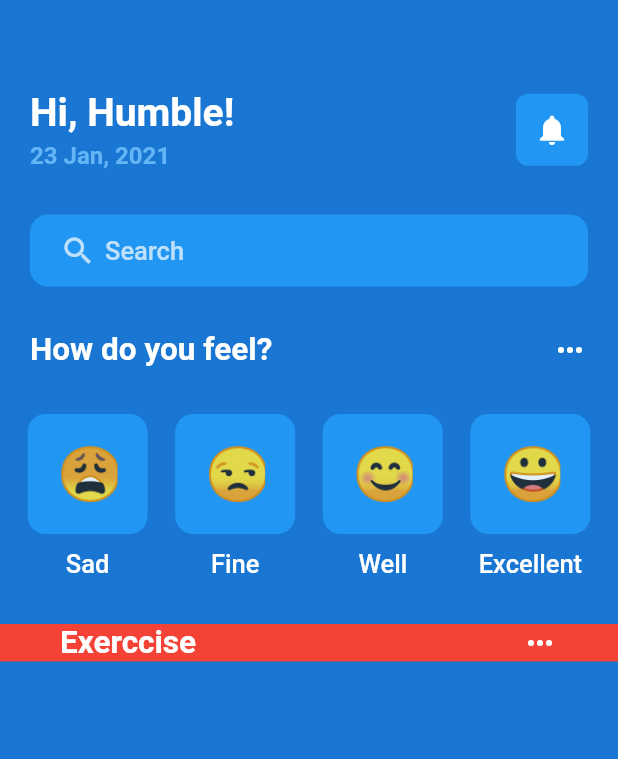
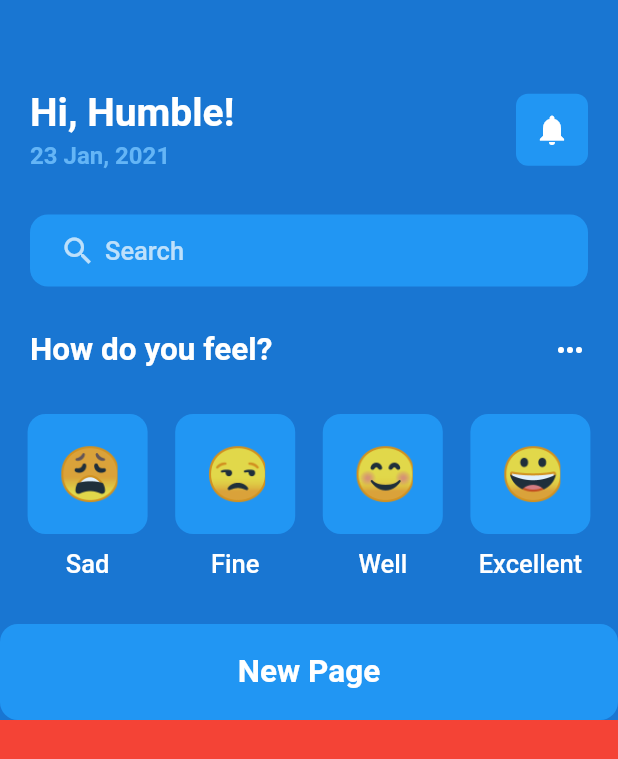
Before and after one commit to HumbleGh/eatsy, a Flutter app: the screen it shows after launch, after a tap on "Log in", on a phone screen of 412 x 824 dp. Shown: the top 759 px of the screen. Run offline on Flutter 3.47's test engine with Material 2 defaults, Android fonts, the phone set to English and light mode, and no system bars; our stand-ins replace gap, get.

Commit message:
minor updates

```diff
--- a/lib/screens/welcome_screen.dart
+++ b/lib/screens/welcome_screen.dart
@@ -1,3 +1,4 @@
+import 'package:eatsy/pages/new_page.dart';
 import 'package:eatsy/utils/app_layout.dart';
 import 'package:eatsy/utils/app_style.dart';
 import 'package:eatsy/widgets/fancy_icon_text.dart';
@@ -85,6 +86,7 @@ class _WelcomeScreenState extends State<WelcomeScreen> {
             Gap(AppLayout.getHeight(30)),
             const TextMore(
               text: 'How do you feel?',
+              isColorWhite: true,
             ),
             Gap(AppLayout.getHeight(30)),
             const Row(
@@ -97,12 +99,30 @@ class _WelcomeScreenState extends State<WelcomeScreen> {
               ],
             ),
             Gap(AppLayout.getHeight(30)),
+            Container(
+              decoration: BoxDecoration(
+                  color: Colors.blue, borderRadius: BorderRadius.circular(12)),
+              padding: EdgeInsets.all(AppLayout.getHeight(8)),
+              child: TextButton(
+                onPressed: () {
+                  Navigator.push(context,
+                      MaterialPageRoute(builder: (context) => const NewPage()));
+                },
+                child: Text(
+                  'New Page',
+                  style: Styles.headLineStyle2.copyWith(color: Colors.white),
+                  textAlign: TextAlign.center,
+                ),
+              ),
+            ),
             Expanded(
               child: Container(
                   padding:
                       EdgeInsets.symmetric(horizontal: AppLayout.getHeight(20)),
-                  decoration: BoxDecoration(color: Colors.red),
-                  child: const TextMore(text: 'Exerccise')),
+                  decoration: const BoxDecoration(color: Colors.red),
+                  child: Container(
+                    height: 500,
+                  )),
             ),
           ],
         ));
--- a/lib/widgets/text_more.dart
+++ b/lib/widgets/text_more.dart
@@ -5,8 +5,9 @@ import '../utils/app_style.dart';
 
 class TextMore extends StatelessWidget {
   final String text;
+  final bool? isColorWhite;
 
-  const TextMore({super.key, required this.text});
+  const TextMore({super.key, required this.text, required this.isColorWhite});
 
   @override
   Widget build(BuildContext context) {
```
Also changed, not shown: lib/pages/new_page.dart (added, +15 -0 lines).
